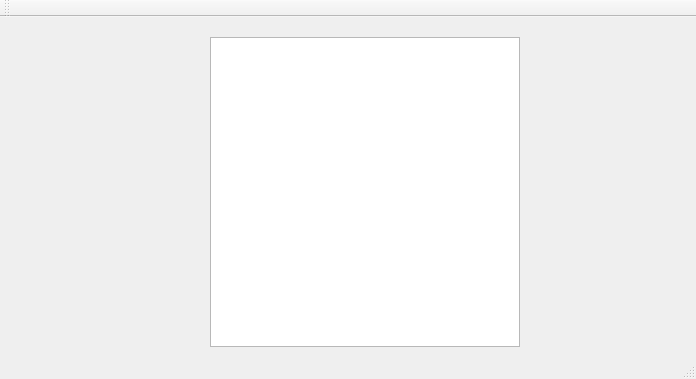
Above: SpriteEditor/spriteeditorwindow.ui from truongtrain/Sprite-Editor before the change. Below: the same form after it.
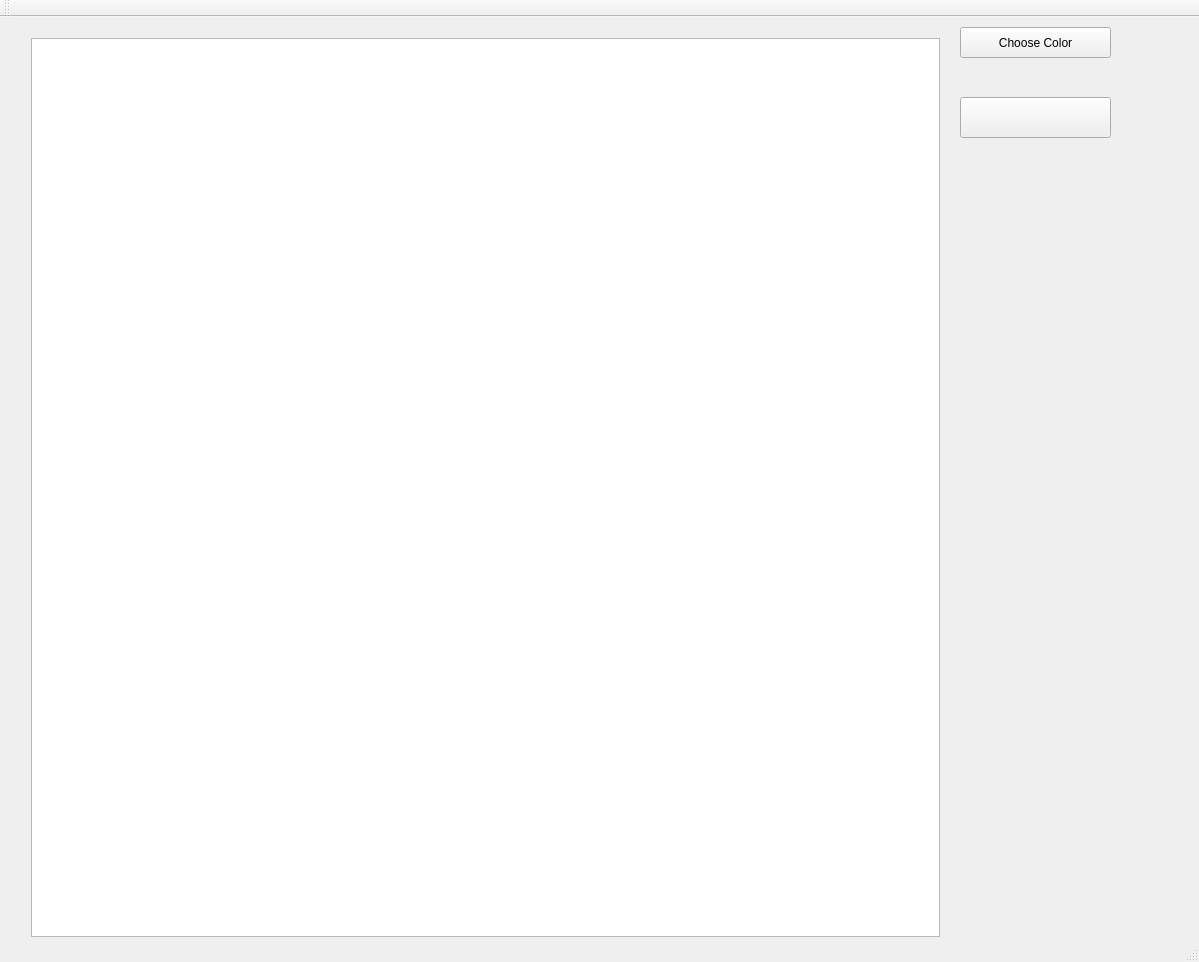
That is the form after the change.

Commit message: Setting up the ui for the Sprite Editor

Patch:
```diff
--- a/SpriteEditor/spriteeditorwindow.ui
+++ b/SpriteEditor/spriteeditorwindow.ui
@@ -6,8 +6,8 @@
    <rect>
     <x>0</x>
     <y>0</y>
-    <width>696</width>
-    <height>379</height>
+    <width>1199</width>
+    <height>962</height>
    </rect>
   </property>
   <property name="minimumSize">
@@ -20,14 +20,45 @@
    <string>SpriteEditorWindow</string>
   </property>
   <widget class="QWidget" name="centralWidget">
-   <widget class="QGraphicsView" name="graphicsView">
+   <widget class="QWidget" name="verticalLayoutWidget">
     <property name="geometry">
      <rect>
-      <x>210</x>
-      <y>20</y>
-      <width>310</width>
-      <height>310</height>
+      <x>20</x>
+      <y>10</y>
+      <width>931</width>
+      <height>921</height>
      </rect>
+    </property>
+    <layout class="QVBoxLayout" name="verticalLayout">
+     <item>
+      <widget class="QGraphicsView" name="graphicsView"/>
+     </item>
+    </layout>
+   </widget>
+   <widget class="QPushButton" name="chooseColorBox">
+    <property name="geometry">
+     <rect>
+      <x>960</x>
+      <y>10</y>
+      <width>151</width>
+      <height>31</height>
+     </rect>
+    </property>
+    <property name="text">
+     <string>Choose Color</string>
+    </property>
+   </widget>
+   <widget class="QPushButton" name="currentColorBox">
+    <property name="geometry">
+     <rect>
+      <x>960</x>
+      <y>80</y>
+      <width>151</width>
+      <height>41</height>
+     </rect>
+    </property>
+    <property name="text">
+     <string/>
     </property>
    </widget>
   </widget>
```
Left out of the diff: 2 changed lines with no effect on the pictures. The commit also changes 6 other files.
